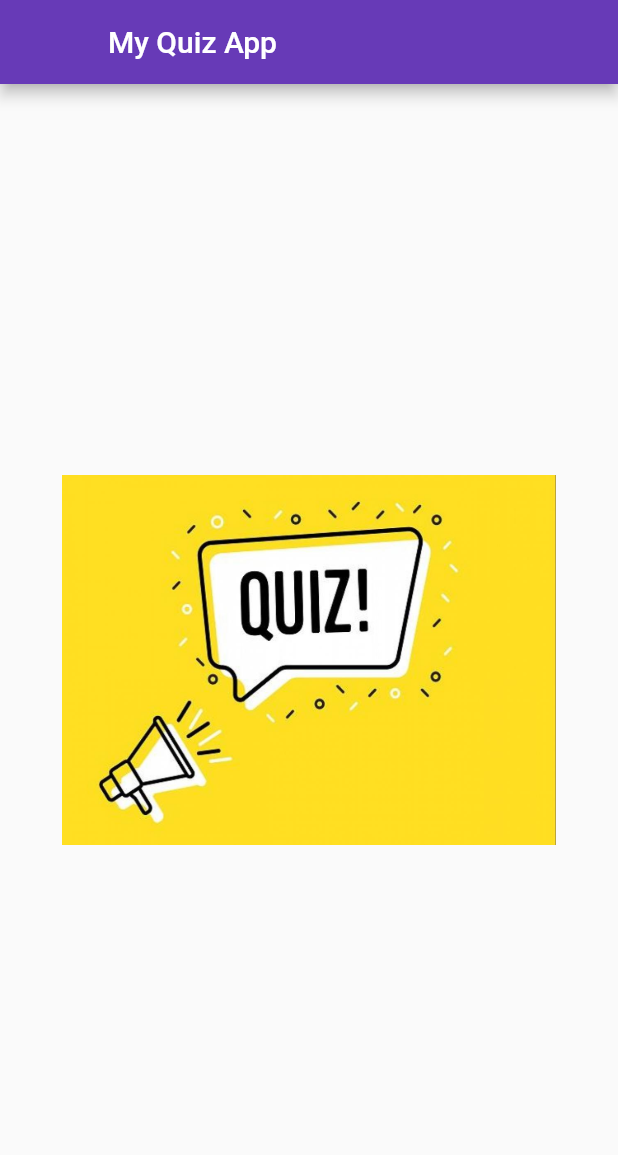
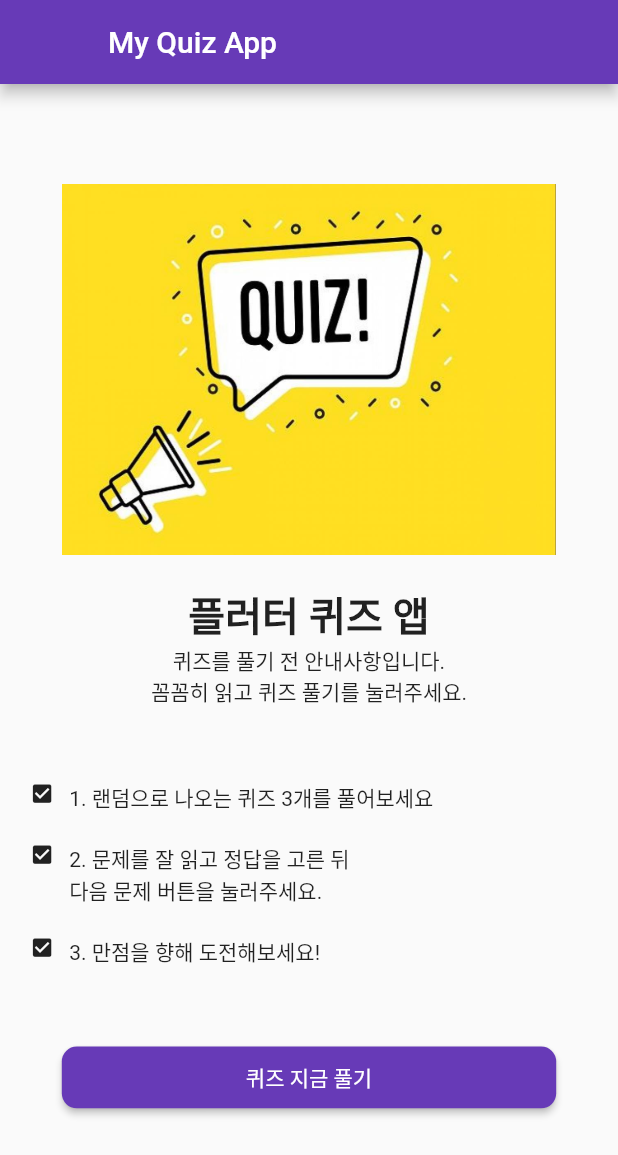
Before and after one commit to SeungWookHan/Flutter-DRF, a Flutter app: the screen it shows after launch, on a phone screen of 412 x 824 dp. Shown: the top 1155 px of the screen. Run offline on Flutter 3.47's test engine with Material 2 defaults, Android fonts, the light colour scheme and no system bars.

Commit message:
Complete Main View & Quiz Model

```diff
--- /dev/null
+++ b/lib/model/model_quiz.dart
@@ -0,0 +1,12 @@
+class Quiz {
+  String title;
+  List<String> candidates;
+  int answer;
+
+  Quiz({this.title, this.candidates, this.answer});
+
+  Quiz.fromMap(Map<String, dynamic> map)
+    : title = map['title'],
+      candidates = map['candidates'],
+      answer = map['answer'];
+}
--- a/lib/screen/screen_home.dart
+++ b/lib/screen/screen_home.dart
@@ -24,9 +24,79 @@ class _HomeScreenState extends State<HomeScreen> {
             mainAxisAlignment: MainAxisAlignment.center,
             crossAxisAlignment: CrossAxisAlignment.center,
             children: <Widget>[
-            Center(child: Image.asset('images/quiz.jpeg', width: width*0.8,),)
+              Center(
+                child: Image.asset(
+                  'images/quiz.jpeg',
+                  width: width * 0.8,
+                ),
+              ),
+              Padding(
+                padding: EdgeInsets.all(width * 0.024),
+              ),
+              Text(
+                '플러터 퀴즈 앱',
+                style: TextStyle(
+                  fontSize: width * 0.065,
+                  fontWeight: FontWeight.bold,
+                ),
+              ),
+              Text(
+                '퀴즈를 풀기 전 안내사항입니다.\n꼼꼼히 읽고 퀴즈 풀기를 눌러주세요.',
+                textAlign: TextAlign.center,
+              ),
+              Padding(
+                padding: EdgeInsets.all(width * 0.048),
+              ),
+              _buildStep(width, '1. 랜덤으로 나오는 퀴즈 3개를 풀어보세요'),
+              _buildStep(width, '2. 문제를 잘 읽고 정답을 고른 뒤\n다음 문제 버튼을 눌러주세요.'),
+              _buildStep(width, '3. 만점을 향해 도전해보세요!'),
+              Padding(
+                padding: EdgeInsets.all(width * 0.048),
+              ),
+              Container(
+                padding: EdgeInsets.only(bottom: width * 0.036),
+                child: Center(child: ButtonTheme(
+                    minWidth: width * 0.8,
+                    height: height * 0.05,
+                    shape: RoundedRectangleBorder(
+                      borderRadius: BorderRadius.circular(10)
+                    ),
+                    child: RaisedButton(
+                      child: Text(
+                        '퀴즈 지금 풀기',
+                        style: TextStyle(color: Colors.white),
+                        ),
+                        color: Colors.deepPurple,
+                        onPressed: () {},
+                    ),
+                  ),
+                ),
+              )
             ],
-        )
+          )),
+    );
+  }
+
+  Widget _buildStep(double width, String title) {
+    return Container(
+      padding: EdgeInsets.fromLTRB(
+        width * 0.048,
+        width * 0.024,
+        width * 0.048,
+        width * 0.024,
+      ),
+      child: Row(
+        crossAxisAlignment: CrossAxisAlignment.start,
+        children: <Widget>[
+          Icon(
+            Icons.check_box,
+            size: width * 0.04,
+          ),
+          Padding(
+            padding: EdgeInsets.only(right: width * 0.024),
+          ),
+          Text(title),
+        ],
       ),
     );
   }
```
Lines whose indentation alone changed are shown as unchanged.
